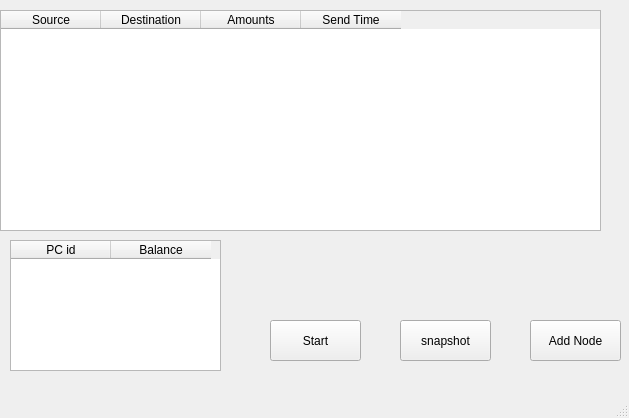
First picture: the form in mainwindow.ui, repository zanghaoxuan/Chandy-Lamport4Bank, before the edit.
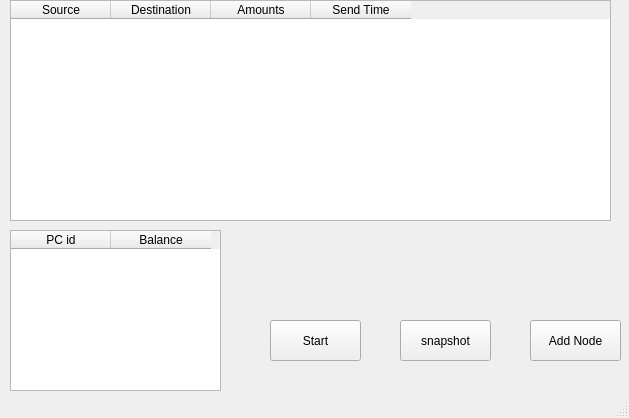
Second picture: the form after the edit.

Diff of the .ui file:
```diff
--- a/mainwindow.ui
+++ b/mainwindow.ui
@@ -56,8 +56,8 @@
    <widget class="QTableWidget" name="TransferTbale">
     <property name="geometry">
      <rect>
-      <x>0</x>
-      <y>10</y>
+      <x>10</x>
+      <y>0</y>
       <width>601</width>
       <height>221</height>
      </rect>
@@ -93,9 +93,9 @@
     <property name="geometry">
      <rect>
       <x>10</x>
-      <y>240</y>
+      <y>230</y>
       <width>211</width>
-      <height>131</height>
+      <height>161</height>
      </rect>
     </property>
     <column>
```
Left out of the diff: 10 changed lines with no effect on the pictures.
